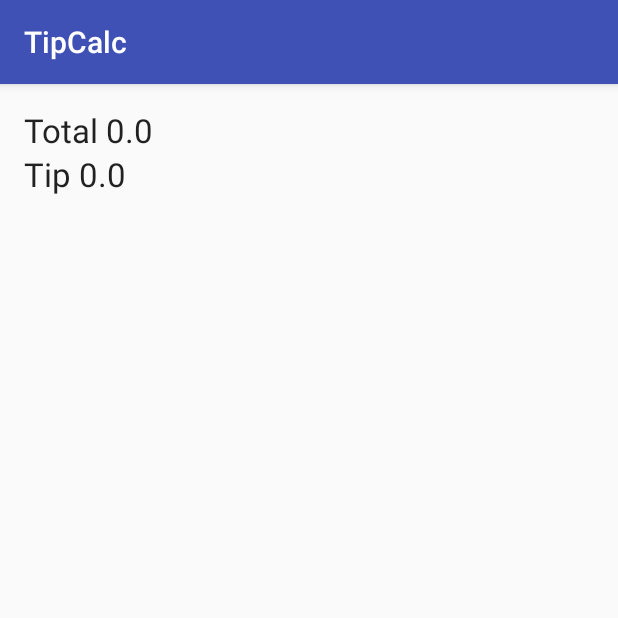
After one commit to marcosmercuri/TipCalc, an Android app: the TipDetailActivity screen opened directly, with no data from a screen before it, on a phone screen of 412 x 824 dp, the top half of it. The commit adds this screen. Run offline under Robolectric (Android 15) with nearby library versions, the phone set to English and light mode, and no system bars; our stand-ins replace ButterKnife.

Commit message:
Show detail activity when clicking the historic list

```diff
--- a/app/src/main/AndroidManifest.xml
+++ b/app/src/main/AndroidManifest.xml
@@ -16,6 +16,7 @@
                 <category android:name="android.intent.category.LAUNCHER" />
             </intent-filter>
         </activity>
+        <activity android:name=".activities.TipDetailActivity"></activity>
     </application>
 
 </manifest>
--- /dev/null
+++ b/app/src/main/java/course/com/tipcalc/activities/TipDetailActivity.java
@@ -0,0 +1,43 @@
+package course.com.tipcalc.activities;
+
+import android.content.Intent;
+import android.support.v7.app.AppCompatActivity;
+import android.os.Bundle;
+import android.widget.TextView;
+
+import butterknife.Bind;
+import butterknife.ButterKnife;
+import course.com.tipcalc.R;
+
+public class TipDetailActivity extends AppCompatActivity {
+    public static final String TIP_KEY = "tip";
+    public static final String TIMESTAMP_KEY = "timestamp";
+    public static final String TOTAL_KEY = "total";
+
+    @Bind(R.id.txtBillTotal)
+    TextView txtBillTotal;
+    @Bind(R.id.txtTip)
+    TextView txtTip;
+    @Bind(R.id.txtTimestamp)
+    TextView txtTimestamp;
+
+    @Override
+    protected void onCreate(Bundle savedInstanceState) {
+        super.onCreate(savedInstanceState);
+        setContentView(R.layout.activity_tip_detail);
+        ButterKnife.bind(this);
+
+        Intent intent = getIntent();
+        String total = String.format(getString(R.string.tipdetail_message_bill),
+                intent.getDoubleExtra(TOTAL_KEY, 0d)
+        );
+        txtBillTotal.setText(total);
+
+        String tip = String.format(getString(R.string.global_message_tip),
+                intent.getDoubleExtra(TIP_KEY, 0d)
+        );
+        txtTip.setText(tip);
+
+        txtTimestamp.setText(intent.getStringExtra(TIMESTAMP_KEY));
+    }
+}
--- a/app/src/main/java/course/com/tipcalc/model/TipRecord.java
+++ b/app/src/main/java/course/com/tipcalc/model/TipRecord.java
@@ -34,7 +34,7 @@ public class TipRecord {
     }
 
     public double getTip() {
-        return  (bill * tipPercentage) / 100;
+        return  bill * (tipPercentage / 100d);
     }
 
     public String getFormattedCreatedDate() {
--- /dev/null
+++ b/app/src/main/res/layout/activity_tip_detail.xml
@@ -0,0 +1,33 @@
+<?xml version="1.0" encoding="utf-8"?>
+<LinearLayout xmlns:android="http://schemas.android.com/apk/res/android"
+    xmlns:tools="http://schemas.android.com/tools"
+    android:layout_width="match_parent"
+    android:layout_height="match_parent"
+    android:paddingBottom="@dimen/activity_vertical_margin"
+    android:paddingLeft="@dimen/activity_horizontal_margin"
+    android:paddingRight="@dimen/activity_horizontal_margin"
+    android:paddingTop="@dimen/activity_vertical_margin"
+    android:orientation="vertical"
+    tools:context="course.com.tipcalc.activities.TipDetailActivity">
+
+    <TextView
+        android:layout_width="wrap_content"
+        android:layout_height="wrap_content"
+        android:textAppearance="?android:attr/textAppearanceLarge"
+        android:text="Large Text"
+        android:id="@+id/txtBillTotal" />
+
+    <TextView
+        android:layout_width="wrap_content"
+        android:layout_height="wrap_content"
+        android:textAppearance="?android:attr/textAppearanceLarge"
+        android:text="Large Text"
+        android:id="@+id/txtTip" />
+
+    <TextView
+        android:layout_width="wrap_content"
+        android:layout_height="wrap_content"
+        android:textAppearance="?android:attr/textAppearanceMedium"
+        android:text="Large Text"
+        android:id="@+id/txtTimestamp" />
+</LinearLayout>
--- a/app/src/main/res/values/strings.xml
+++ b/app/src/main/res/values/strings.xml
@@ -10,7 +10,5 @@
     <string name="main.menu.action.about">About</string>
 
     <string name="global.message.tip">Tip %,.1f</string>
-
-    <!-- TODO: Remove or change this placeholder text -->
-    <string name="hello_blank_fragment">Hello blank fragment</string>
+    <string name="tipdetail.message.bill">Total %,.1f</string>
 </resources>
```
Also changed, not shown: app/src/main/java/course/com/tipcalc/adapters/OnItemClickListener.java (added, +7 -0 lines), app/src/main/java/course/com/tipcalc/adapters/TipAdapter.java (+25 -2 lines), app/src/main/java/course/com/tipcalc/fragments/TipHistoryListFragment.java (+14 -6 lines).
